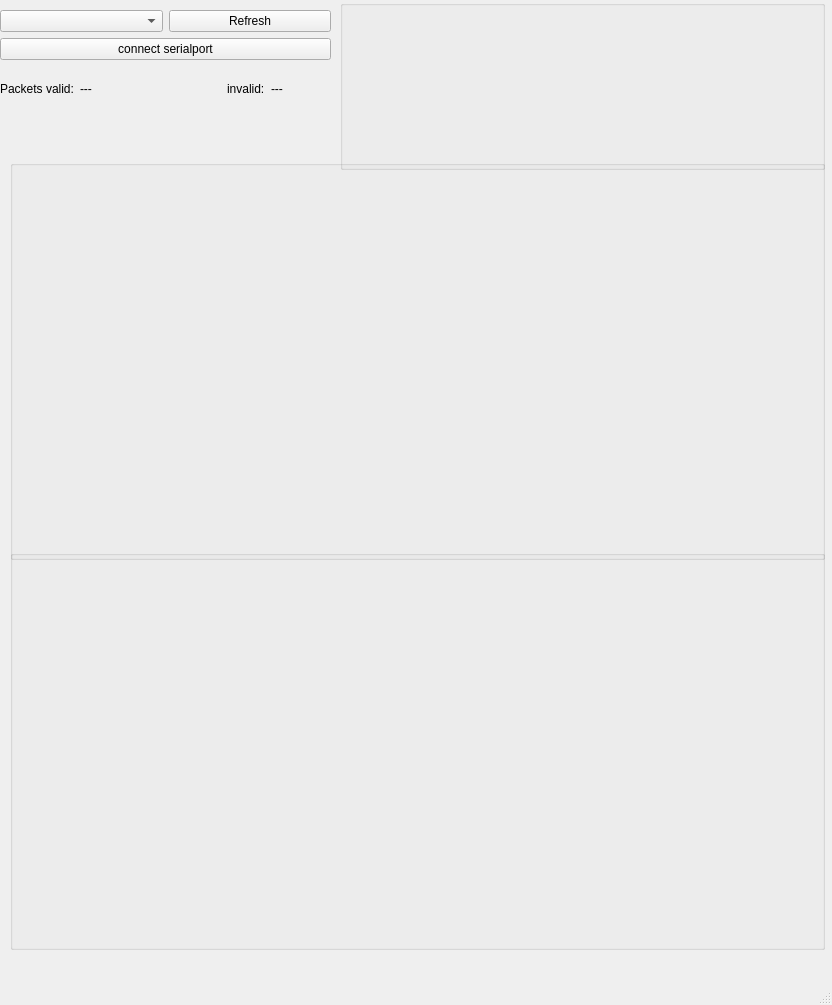
Qt form gui.ui (marvin2k/guibabel) before a commit.
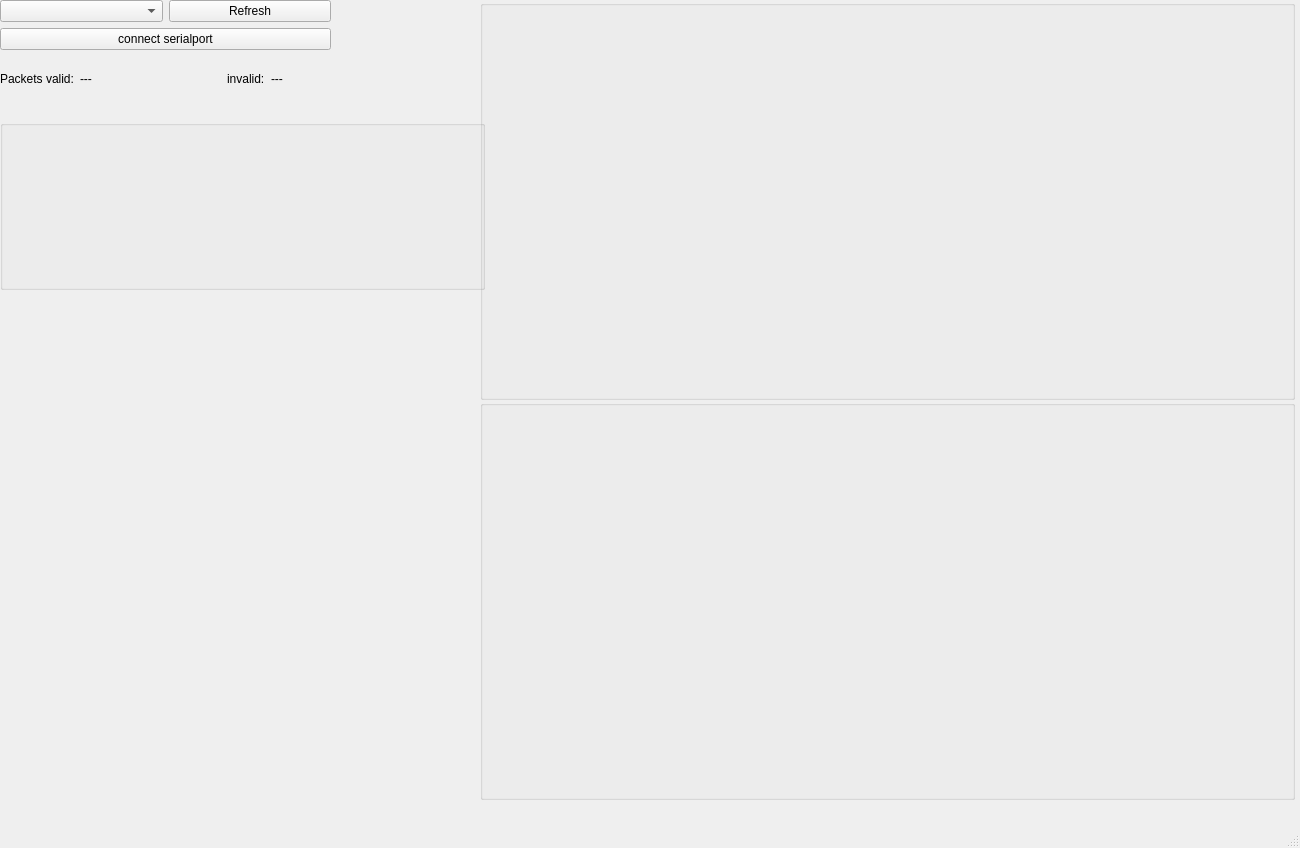
The same form after that commit.

Commit message: gui changed to fit it on an 800-screen

What changed in the file:
```diff
--- a/gui.ui
+++ b/gui.ui
@@ -6,8 +6,8 @@
    <rect>
     <x>0</x>
     <y>0</y>
-    <width>832</width>
-    <height>1005</height>
+    <width>1300</width>
+    <height>848</height>
    </rect>
   </property>
   <property name="sizePolicy">
@@ -24,7 +24,7 @@
   </property>
   <property name="maximumSize">
    <size>
-    <width>1200</width>
+    <width>1300</width>
     <height>1200</height>
    </size>
   </property>
@@ -36,7 +36,7 @@
     <property name="geometry">
      <rect>
       <x>0</x>
-      <y>10</y>
+      <y>0</y>
       <width>331</width>
       <height>101</height>
      </rect>
@@ -125,8 +125,8 @@
    <widget class="QGroupBox" name="groupBox_logger">
     <property name="geometry">
      <rect>
-      <x>340</x>
-      <y>0</y>
+      <x>0</x>
+      <y>120</y>
       <width>485</width>
       <height>170</height>
      </rect>
@@ -138,23 +138,21 @@
      </size>
     </property>
    </widget>
-   <widget class="QGroupBox" name="groupBox_plotter">
-    <property name="geometry">
-     <rect>
-      <x>10</x>
-      <y>160</y>
-      <width>815</width>
-      <height>400</height>
-     </rect>
-    </property>
-    <zorder>button_refresh_serialports</zorder>
-    <zorder>comboBox_avail_serialports</zorder>
-   </widget>
    <widget class="QGroupBox" name="groupBox_fft">
     <property name="geometry">
      <rect>
-      <x>10</x>
-      <y>550</y>
+      <x>480</x>
+      <y>400</y>
+      <width>815</width>
+      <height>400</height>
+     </rect>
+    </property>
+   </widget>
+   <widget class="QGroupBox" name="groupBox_plotter">
+    <property name="geometry">
+     <rect>
+      <x>480</x>
+      <y>0</y>
       <width>815</width>
       <height>400</height>
      </rect>
```
Left out of the diff: 2 changed lines with no effect on the pictures.
